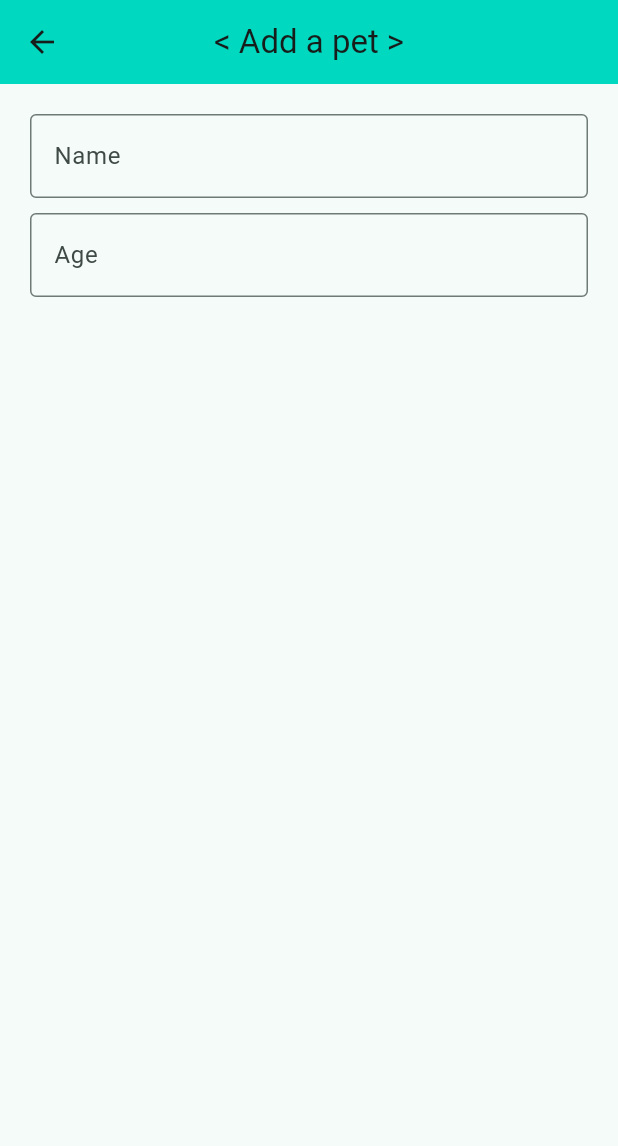
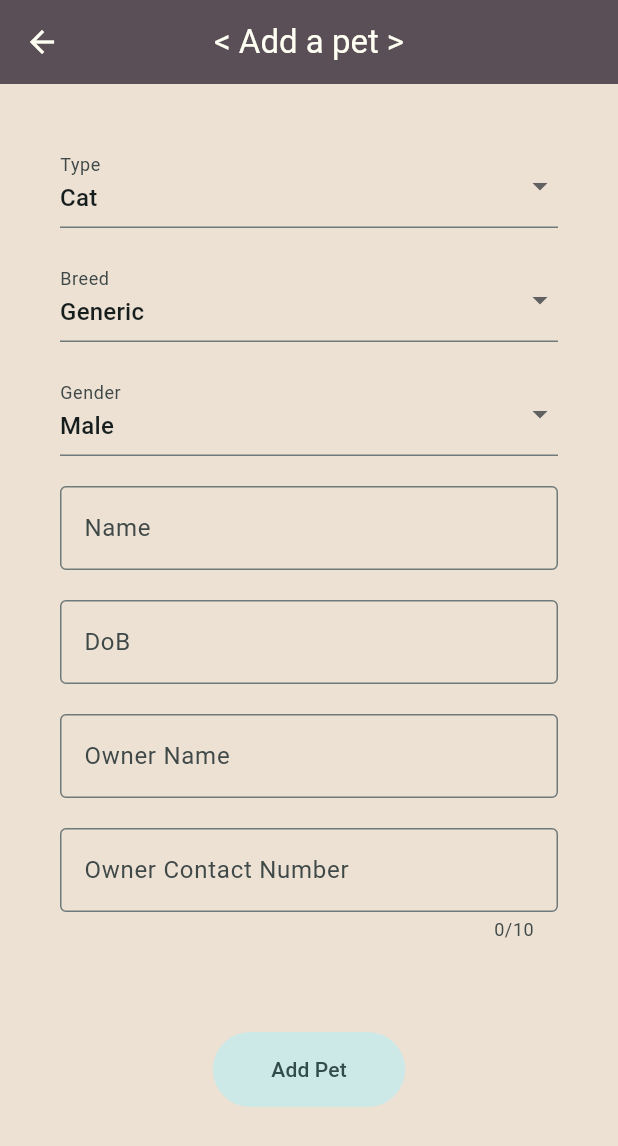
Before and after one commit to neophyte88/voidpets, a Flutter app: the screen it shows after launch, after a tap on the "pets" icon, on a phone screen of 412 x 824 dp. Shown: the top 1146 px of the screen. Run offline on Flutter 3.47's test engine with Material 3 defaults, Android fonts, the light colour scheme and no system bars; our stand-ins replace font_awesome_flutter.

Commit message:
feat: Added AddPet screen with form fields, updated Home and PetCard color, Added dummy PetDetail Screen

```diff
--- a/lib/add_pet.dart
+++ b/lib/add_pet.dart
@@ -9,34 +9,175 @@ class AddPet extends StatefulWidget {
 }
 
 class _AddPetState extends State<AddPet> {
+  final _form_global_key = GlobalKey<FormState>();
+
+  String new_pet_type = "Cat";
+  String new_pet_breed = "Generic";
+  String new_pet_gender = "Male";
+  String new_pet_name = "";
+  String new_pet_owner_name = "";
+  String new_pet_owner_contact = "";
+  DateTime new_pet_dob = DateTime.now();
+
+  Map<String, Map> breeds = {
+    "Cat": {
+      "Generic": "Generic",
+      "Calico": "Calico",
+      "Orange": "Orange",
+      "Good Boy": "Good Boy",
+      "Good Girl": "Good Girl",
+      "Satan": "Satan",
+      "Blob": "Blob"
+    },
+    "Dog": {
+      "Generic": "Generic",
+      "Labrador": "Labrador",
+      "German Shepard": "German Shepard",
+      "Husky": "Husky",
+      "Good Boy": "Good Boy",
+      "Good Girl": "Good Girl",
+      "Satan": "Satan",
+      "Blob": "Blob"
+    },
+    "-":
+    {
+      "Choose an Option": "Choose an Option"
+    }
+  };
+
+
   @override
   Widget build(BuildContext context) {
     return Scaffold(
       appBar: AppBar(
         title: const Text("< Add a pet >"),
-        backgroundColor: const Color(0xFF00D9C0),
+        backgroundColor: const Color(0xFF5A4E57),
+        foregroundColor: Color(0xFFFFFFF3),
         centerTitle: true,
       ),
-      body: Container(
-        padding: EdgeInsets.all(20),
-        child: Column(
-          mainAxisAlignment: MainAxisAlignment.start,
-          spacing: 10,
-          children: [
-            TextField(
-              decoration: InputDecoration(
-                border: OutlineInputBorder(),
-                labelText: "Name",
+      backgroundColor: Color(0XFFEDE1D4),
+      body: SingleChildScrollView(
+        padding: EdgeInsets.all(40),
+        child: Form(
+          key: _form_global_key,
+          child: Column(
+            mainAxisAlignment: MainAxisAlignment.start,
+            spacing: 20,
+            children: [
+              // Type
+              DropdownButtonFormField(
+                initialValue: new_pet_type,
+                decoration: InputDecoration(labelText: "Type"),
+                items: [
+                  DropdownMenuItem(value: "Cat", child: Text("Cat")),
+                  DropdownMenuItem(value: "Dog", child: Text("Dog")),
+                ],
+                onChanged: (value) {
+                  setState(() {
+                    new_pet_type = value!;
+                  });
+                },
               ),
-            ),
-            TextField(
-              decoration: InputDecoration(
-                border: OutlineInputBorder(),
-                labelText: "Age",
+              // Breed
+              DropdownButtonFormField(
+                initialValue: new_pet_breed,
+                decoration: InputDecoration(labelText: "Breed"),
+                // items: [
+                //   DropdownMenuItem(value: "Generic", child: Text("Generic")),
+                //   DropdownMenuItem(value: "Calico", child: Text("Calico")),
+                //   DropdownMenuItem(value: "Satan", child: Text("Satan")),
+                //   DropdownMenuItem(value: "Good_Boy", child: Text("Good Boy")),
+                //   DropdownMenuItem(value: "Good_Girl", child: Text("Good Girl")),
+
+                // ],
+                items: (breeds[new_pet_type] ?? {}).entries.map((entry) {
+                  return DropdownMenuItem(value: entry.key.toString(), child: Text(entry.value));
+                }).toList(),
+
+                onChanged: (value) {
+                  setState(() {
+                    new_pet_breed = value!;
+                  });
+                },
               ),
-            )
+              // Gender
+              DropdownButtonFormField(
+                initialValue: new_pet_gender,
+                decoration: InputDecoration(labelText: "Gender"),
+                items: [
+                  DropdownMenuItem(value: "Male", child: Text("Male")),
+                  DropdownMenuItem(value: "Female", child: Text("Female")),
+                ],
+                onChanged: (value) {
+                  setState(() {
+                    new_pet_gender = value!;
+                  });
+                },
+              ),
+              // Name
+              TextFormField(
+                // maxLength: 50,
+                decoration: const InputDecoration(
+                  labelText: "Name",
+                  border: OutlineInputBorder(),
+                ),
+                onSaved: (value) {
+                  new_pet_name = value!;
+                },
+              ),
 
-          ],
+              // DOB
+              InputDatePickerFormField(
+                firstDate: DateTime(1950),
+                lastDate: DateTime.now(),
+                fieldHintText: "Date of Birth",
+                fieldLabelText: "DoB",
+                onDateSaved: (value) {
+                  new_pet_dob = value;
+                },
+              ),
+              // Owner Name
+              TextFormField(
+                // maxLength: 50,
+                decoration: const InputDecoration(
+                  labelText: "Owner Name",
+                  border: OutlineInputBorder(),
+                ),
+                onSaved: (value) {
+                  new_pet_owner_name = value!;
+                },
+              ),
+
+              // Owner Contact
+              TextFormField(
+                maxLength: 10,
+                decoration: const InputDecoration(
+                  labelText: "Owner Contact Number",
+                  border: OutlineInputBorder(),
+                ),
+                onSaved: (value) {
+                  new_pet_owner_contact = value!;
+                },
+              ),
+              // Submit Button
+              SizedBox(height: 20),
+              Center(
+                child: FilledButton.tonal(
+                  onPressed: () {
+                    // TODO add this data to the db, theres no other way to do it sadly
+                    print("Submit pressed!");
+                    _form_global_key.currentState!.save();
+                    print(new_pet_owner_contact);
+
+                  },
+                  child: Container(
+                    padding: EdgeInsets.all(15),
+                    child: Text("Add Pet"),
+                  ),
+                ),
+              ),
+            ],
+          ),
         ),
       ),
     );
--- a/lib/home.dart
+++ b/lib/home.dart
@@ -2,6 +2,7 @@ import 'package:flutter/material.dart';
 import 'package:font_awesome_flutter/font_awesome_flutter.dart';
 import 'package:voidpets/pet_card.dart';
 import 'package:voidpets/add_pet.dart';
+import 'package:voidpets/pet_detail.dart';
 
 
 class Home extends StatefulWidget {
@@ -31,14 +32,17 @@ class _HomeState extends State<Home> {
   Widget build(BuildContext context) {
     return Scaffold(
       appBar: AppBar(
-        title: const Text("<VoidPets>"),
-        backgroundColor: const Color(0xFF00D9C0),
+        title: const Text("VoidPets"),
+        backgroundColor: const Color(0xFF5A4E57),
+        foregroundColor: Color(0xFFFFFFF3),
         centerTitle: true,
       ),
+      backgroundColor: Color(0XFFEDE1D4),
       floatingActionButton: FloatingActionButton(
+        // backgroundColor: const Color(0xFF00A6A6),
+        // foregroundColor: const Color(0xFF2B2528),
         onPressed: () {
           // Define the action when the button is pressed
-          print('Button pressed!');
           Navigator.push(
             context,
             MaterialPageRoute(builder: (context) => AddPet()),
--- a/lib/main.dart
+++ b/lib/main.dart
@@ -6,7 +6,7 @@ void main() {
     debugShowCheckedModeBanner: false,
     home: const Home(),
     theme: ThemeData(
-      colorScheme: ColorScheme.fromSeed(seedColor: Color(0xFF00D9C0)),
+      colorScheme: ColorScheme.fromSeed(seedColor: Color(0xFF00A6A6),),
       // brightness: Brightness.dark,
       useMaterial3: true,
     ),
--- a/lib/pet_card.dart
+++ b/lib/pet_card.dart
@@ -1,5 +1,6 @@
 import 'package:flutter/material.dart';
 import 'package:font_awesome_flutter/font_awesome_flutter.dart';
+import 'package:voidpets/pet_detail.dart';
 
 class PetCard extends StatelessWidget {
   const PetCard(this.pet_name, this.pet_age, this.pet_type, this.pet_id, {super.key});
@@ -12,11 +13,15 @@ class PetCard extends StatelessWidget {
   @override
   Widget build(BuildContext context) {
     return Card.outlined(
-
+            color: const Color(0XFFECE9EB),
             child: InkWell(
                 onTap: () {
-                  print("Card $pet_name tapped");
-                },
+          print("Card $pet_name tapped");
+          Navigator.push(
+            context,
+            MaterialPageRoute(builder: (context) => PetDetail()),
+            );
+        },
               child: Padding(
                 padding: const EdgeInsets.all(10),
                 child: Column(
@@ -24,14 +29,15 @@ class PetCard extends StatelessWidget {
                   children: [
                     Icon(
                       pet_type == "cat" ? FontAwesomeIcons.cat : FontAwesomeIcons.dog,
-                      size: 40,
+                      size: 40, color: Color(0xFF211C20),
                     ),
 
                     Text(
                       pet_name,
                       maxLines: 1,
                       overflow: TextOverflow.ellipsis,
-                      style: const TextStyle(fontSize: 18),
+                      style: const TextStyle(fontSize: 18, color: Color(0xFF211C20)),
+
                     ),
                     const SizedBox(height: 1),
                     Text(pet_type),
--- /dev/null
+++ b/lib/pet_detail.dart
@@ -0,0 +1,42 @@
+import 'package:flutter/material.dart';
+import 'package:font_awesome_flutter/font_awesome_flutter.dart';
+
+class PetDetail extends StatefulWidget {
+  const PetDetail({super.key});
+
+  @override
+  State<PetDetail> createState() => _PetDetailState();
+}
+
+class _PetDetailState extends State<PetDetail> {
+  @override
+  Widget build(BuildContext context) {
+    return Scaffold(
+      appBar: AppBar(
+        title: const Text("Yuki"),
+        backgroundColor: const Color(0xFF5A4E57),
+        foregroundColor: Color(0xFFFFFFF3),
+        centerTitle: true,
+      ),
+      backgroundColor: Color(0XFFECE9EB),
+      body: SingleChildScrollView(
+        padding: EdgeInsets.all(40),
+        child: Center(
+          child: Column(
+            mainAxisAlignment: MainAxisAlignment.start,
+            crossAxisAlignment: CrossAxisAlignment.center,
+            spacing: 20,
+            children: [
+              Icon(FontAwesomeIcons.cat, size: 60),
+              Text("Yuki", style: TextStyle(fontSize: 30)),
+              Text("Breed: Calico", style: TextStyle(fontSize: 20)),
+              Text("Gender: Female", style: TextStyle(fontSize: 20)),
+              Text("Age: 1 year", style: TextStyle(fontSize: 20)),
+              Text("Bio: Yuki is a spawn of the devil himself", style: TextStyle(fontSize: 15)),
+              ],
+          ),
+        ),
+      ),
+    );
+  }
+}
```
